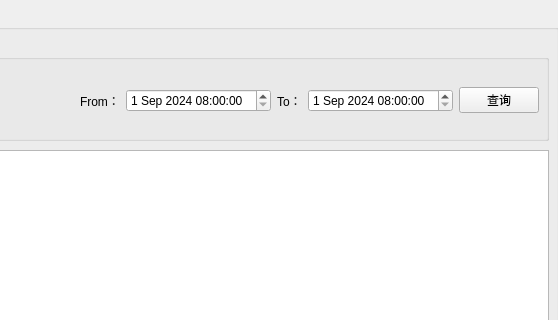
Before: the Qt Designer form CrossroadGradeManageSystem/pages/query/querypage.ui in JyamlamLaiHust/MotorcrossManagementSystem, drawn with Qt 5; both pictures show x 192 to 750 and y 0 to 320 of the 750 by 600 pixel window.
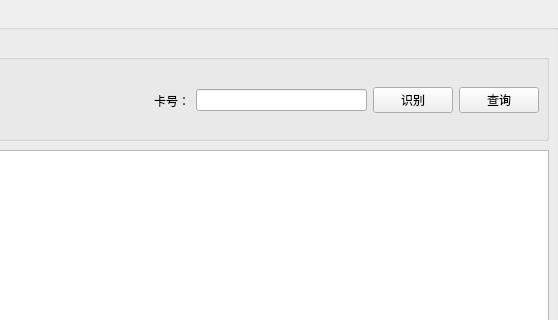
After: the same form once the commit is applied.

```diff
--- a/CrossroadGradeManageSystem/pages/query/querypage.ui
+++ b/CrossroadGradeManageSystem/pages/query/querypage.ui
@@ -73,47 +73,22 @@
       <item>
        <widget class="QLabel" name="label_2">
         <property name="text">
-         <string>From：</string>
+         <string>卡号：</string>
         </property>
        </widget>
       </item>
       <item>
-       <widget class="QDateTimeEdit" name="dateTimeEdit">
-        <property name="dateTime">
-         <datetime>
-          <hour>8</hour>
-          <minute>0</minute>
-          <second>0</second>
-          <year>2024</year>
-          <month>9</month>
-          <day>1</day>
-         </datetime>
-        </property>
-       </widget>
+       <widget class="QLineEdit" name="cardId_lineEdit"/>
       </item>
       <item>
-       <widget class="QLabel" name="label_3">
+       <widget class="QPushButton" name="btn_recognise">
         <property name="text">
-         <string>To：</string>
+         <string>识别</string>
         </property>
        </widget>
       </item>
       <item>
-       <widget class="QDateTimeEdit" name="dateTimeEdit_2">
-        <property name="dateTime">
-         <datetime>
-          <hour>8</hour>
-          <minute>0</minute>
-          <second>0</second>
-          <year>2024</year>
-          <month>9</month>
-          <day>1</day>
-         </datetime>
-        </property>
-       </widget>
-      </item>
-      <item>
-       <widget class="QPushButton" name="pushButton">
+       <widget class="QPushButton" name="btn_query">
         <property name="text">
          <string>查询</string>
         </property>
```
Left out of the diff: 4 changed lines with no effect on the pictures.
